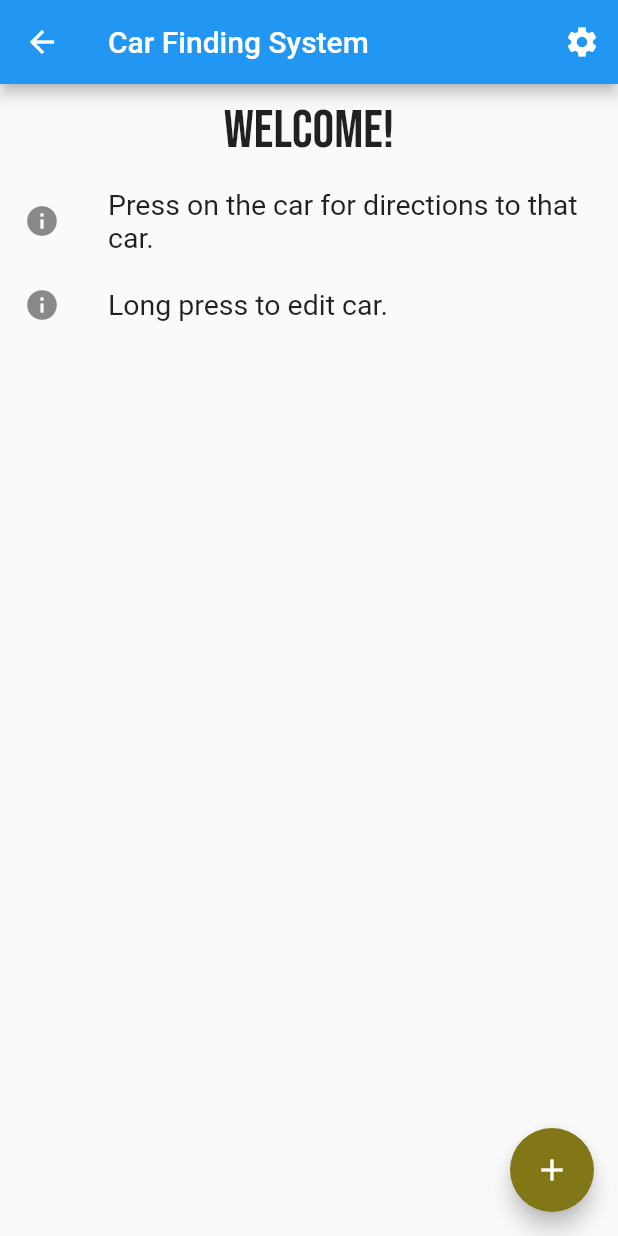
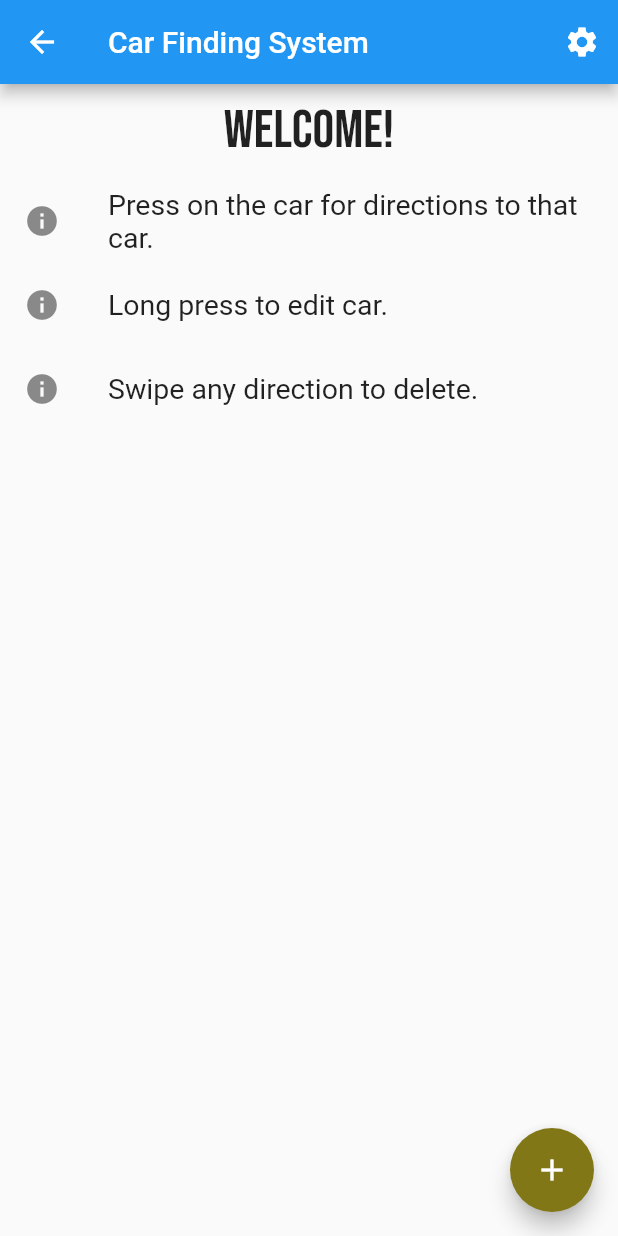
Before and after one commit to peterkapena/car_app_finder_mobile, a Flutter app: the HomePage screen opened directly, on a phone screen of 412 x 824 dp. Run offline on Flutter 3.47's test engine with Material 2 defaults, Android fonts, the light colour scheme and no system bars; our stand-ins replace cloud_firestore, firebase_auth, firebase_core, google_fonts, shared_preferences, webview_flutter; accounts and stored records are empty.

Commit message:
i guess u am done

```diff
--- a/lib/common.dart
+++ b/lib/common.dart
@@ -34,7 +34,7 @@ void showLoading(BuildContext context, [String message = "loading"]) {
   ScaffoldMessenger.of(context).hideCurrentSnackBar();
   ScaffoldMessenger.of(context).showSnackBar(
     SnackBar(
-        duration: const Duration(hours: 1),
+        duration: const Duration(seconds: 10),
         content: Row(mainAxisAlignment: MainAxisAlignment.start, children: [
           CircularProgressIndicator(
             color: Theme.of(context).primaryColor,
--- a/lib/models/car.dart
+++ b/lib/models/car.dart
@@ -2,10 +2,15 @@ class Car {
   final String name;
   final String trackerId;
   final String userId;
+  final String? id;
 
-  Car({required this.name, required this.trackerId, required this.userId});
+  Car(
+      {this.id,
+      required this.name,
+      required this.trackerId,
+      required this.userId});
 
-  Car.fromJson(Map<String, dynamic> json)
+  Car.fromJson(Map<String, dynamic> json, this.id)
       : name = json['name'],
         trackerId = json['trackerId'],
         userId = json['userId'];
@@ -15,4 +20,6 @@ class Car {
         'trackerId': trackerId,
         'userId': userId,
       };
+
+  delete() {}
 }
--- a/lib/pages/forgot_password_page.dart
+++ b/lib/pages/forgot_password_page.dart
@@ -23,6 +23,12 @@ class _ForgotPasswordPageState extends State<ForgotPasswordPage> {
   final _emailController = TextEditingController();
   bool _processing = false;
   final _formKey = GlobalKey<FormState>();
+
+  @override
+  void dispose() {
+    _emailController.dispose();
+    super.dispose();
+  }
 
   Future passwordReset() async {
     try {
--- a/lib/pages/home_page.dart
+++ b/lib/pages/home_page.dart
@@ -3,7 +3,6 @@ import 'package:car_app_finder_mobile/pages/car_page.dart';
 import 'package:car_app_finder_mobile/services/firease.dart';
 import 'package:cloud_firestore/cloud_firestore.dart';
 import 'package:firebase_auth/firebase_auth.dart';
-import 'package:flutter/foundation.dart';
 import 'package:flutter/material.dart';
 import 'package:google_fonts/google_fonts.dart';
 
@@ -33,13 +32,6 @@ class HomePage extends StatefulWidget {
 }
 
 class _HomePageState extends State<HomePage> {
-  final carsRef = FirebaseFirestore.instance
-      .collection(carCollectionName)
-      .withConverter<Car>(
-        fromFirestore: (snapshots, _) => Car.fromJson(snapshots.data()!),
-        toFirestore: (car, _) => car.toJson(),
-      );
-
   @override
   Widget build(BuildContext context) {
     return Scaffold(
@@ -88,6 +80,13 @@ class _HomePageState extends State<HomePage> {
                     style: TextStyle(fontSize: textFontSize),
                   ),
                 ),
+                const ListTile(
+                  leading: Icon(Icons.info),
+                  title: Text(
+                    "Swipe any direction to delete.",
+                    style: TextStyle(fontSize: textFontSize),
+                  ),
+                ),
                 FirebaseAuth.instance.currentUser == null
                     ? Container()
                     : Expanded(
@@ -113,12 +112,13 @@ class _HomePageState extends State<HomePage> {
                               final data = snapshot.requireData;
 
                               return Padding(
-                                padding:
-                                    const EdgeInsets.symmetric(vertical: 18),
+                                padding: const EdgeInsets.symmetric(
+                                    vertical: 18, horizontal: 15),
                                 child: ListView.separated(
                                   separatorBuilder:
                                       (BuildContext context, int index) =>
                                           Divider(
+                                    thickness: 1.5,
                                     color: Theme.of(context).primaryColor,
                                   ),
                                   shrinkWrap: true,
@@ -126,12 +126,28 @@ class _HomePageState extends State<HomePage> {
                                   itemBuilder: (context, index) {
                                     final car = data.docs[index].data();
 
-                                    return ListTile(
+                                    return Dismissible(
+                                      background: Container(
+                                        color: Theme.of(context).errorColor,
+                                      ),
+                                      key: ValueKey<Car>(car),
+                                      onDismissed:
+                                          (DismissDirection direction) {
+                                        carsRef
+                                            .doc(car.id)
+                                            .delete()
+                                            .then((value) => setState(() {}));
+                                      },
+                                      child: ListTile(
                                           iconColor:
                                               Theme.of(context).primaryColor,
-                                        leading: const Icon(
-                                            Icons.car_crash_outlined),
-                                        trailing: const Icon(Icons.gps_fixed),
+                                          leading: CircleAvatar(
+                                            backgroundColor:
+                                                Theme.of(context).primaryColor,
+                                            child: const Icon(Icons.garage),
+                                          ),
+                                          trailing:
+                                              const Icon(Icons.directions),
                                           title: Text(car.name),
                                           onLongPress: () => Navigator.push(
                                               context,
@@ -147,7 +163,8 @@ class _HomePageState extends State<HomePage> {
                                                         const MapPage(
                                                           url: testWebViewUrl,
                                                         )),
-                                            ));
+                                              )),
+                                    );
                                   },
                                 ),
                               );
--- a/lib/pages/settings_page.dart
+++ b/lib/pages/settings_page.dart
@@ -1,7 +1,6 @@
 import 'package:car_app_finder_mobile/pages/user_profile.dart';
 import 'package:firebase_auth/firebase_auth.dart';
 import 'package:flutter/material.dart';
-import 'package:flutter/widgets.dart';
 import 'package:provider/provider.dart';
 
 import '../auth_change_modifier.dart';
--- a/lib/services/firease.dart
+++ b/lib/services/firease.dart
@@ -1 +1,11 @@
+import 'package:cloud_firestore/cloud_firestore.dart';
+
+import '../models/car.dart';
+
 const carCollectionName = "car";
+final carsRef =
+    FirebaseFirestore.instance.collection(carCollectionName).withConverter<Car>(
+          fromFirestore: (snapshots, _) =>
+              Car.fromJson(snapshots.data()!, snapshots.id),
+          toFirestore: (car, _) => car.toJson(),
+        );
```
Also changed, not shown: lib/pages/add_a_car_page.dart (+9 -2 lines), lib/pages/car_page.dart (+119 -3 lines). Lines whose indentation alone changed are shown as unchanged.
